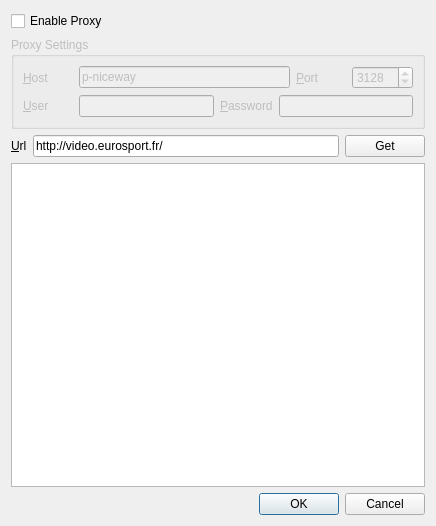
Qt form dvdtools/recorder/recwnd.ui (rickyrockrat/dvd-tools) before a commit.
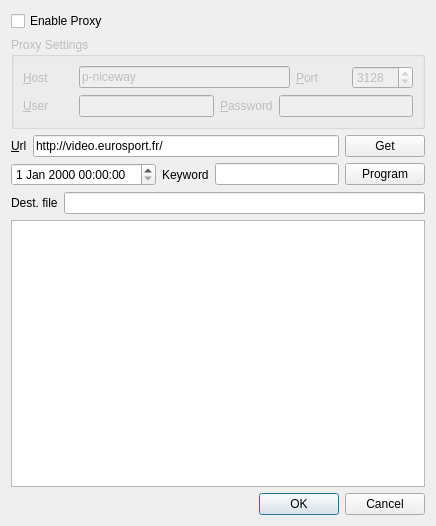
The same form after that commit.

Diff of the .ui file:
```diff
--- a/dvdtools/recorder/recwnd.ui
+++ b/dvdtools/recorder/recwnd.ui
@@ -161,6 +161,50 @@
      </item>
     </layout>
    </item>
+   <item>
+    <layout class="QHBoxLayout" >
+     <item>
+      <widget class="QDateTimeEdit" name="dteStart" />
+     </item>
+     <item>
+      <widget class="QLabel" name="label_6" >
+       <property name="text" >
+        <string>Keyword</string>
+       </property>
+       <property name="buddy" >
+        <cstring>leUrl</cstring>
+       </property>
+      </widget>
+     </item>
+     <item>
+      <widget class="QLineEdit" name="leKeyword" />
+     </item>
+     <item>
+      <widget class="QPushButton" name="pbProgram" >
+       <property name="text" >
+        <string>Program</string>
+       </property>
+      </widget>
+     </item>
+    </layout>
+   </item>
+   <item>
+    <layout class="QHBoxLayout" >
+     <item>
+      <widget class="QLabel" name="label_7" >
+       <property name="text" >
+        <string>Dest. file</string>
+       </property>
+       <property name="buddy" >
+        <cstring>leUrl</cstring>
+       </property>
+      </widget>
+     </item>
+     <item>
+      <widget class="QLineEdit" name="leDestFile" />
+     </item>
+    </layout>
+   </item>
    <item>
     <widget class="QListWidget" name="lwVideos" >
      <property name="viewMode" >
```
